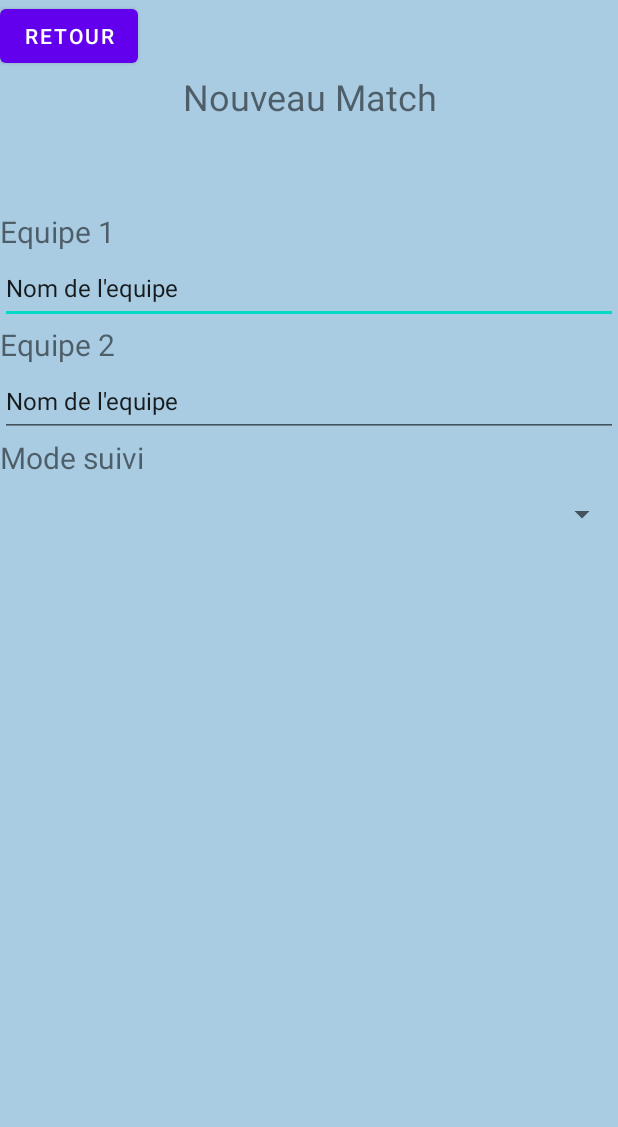
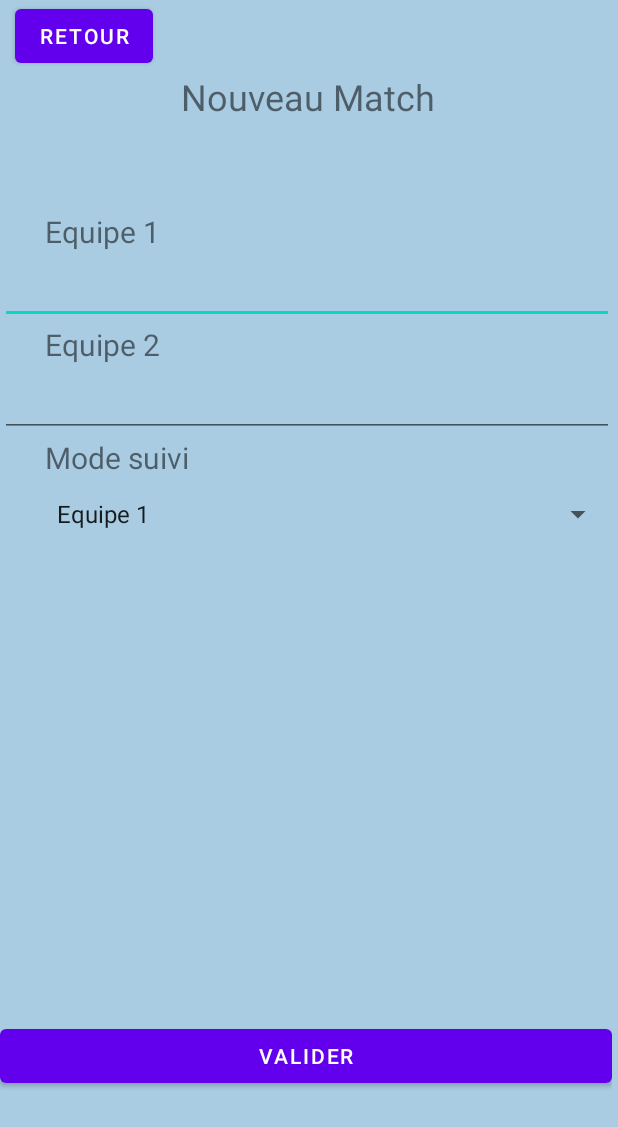
Before and after one commit to Kim-Rojas/programation_mobile, an Android app: the newMatch screen opened directly, with no data from a screen before it, on a phone screen of 412 x 824 dp. Shown: the top 1127 px of the screen. Run offline under Robolectric (Android 15) with nearby library versions, the phone set to English and light mode, and no system bars.

```diff
--- a/BasketBallTracer/app/src/main/java/ck/edu/basketballtracer/newMatch.java
+++ b/BasketBallTracer/app/src/main/java/ck/edu/basketballtracer/newMatch.java
@@ -3,20 +3,37 @@ package ck.edu.basketballtracer;
 import android.content.Intent;
 import android.os.Bundle;
 import android.view.View;
+import android.widget.ArrayAdapter;
+import android.widget.Spinner;
 
 import androidx.appcompat.app.AppCompatActivity;
 
 public class newMatch extends AppCompatActivity {
-
+    private Spinner spinnerModeSuivi;
     @Override
     protected void onCreate(Bundle savedInstanceState) {
         super.onCreate(savedInstanceState);
         setContentView(R.layout.new_match_constraint);
         getSupportActionBar().hide();
+        String[] equipes = new String[3];
+        equipes[0] = "Equipe 1";
+        equipes[1] = "Equipe 2";
+        equipes[2] = "Les deux";
+        this.spinnerModeSuivi = (Spinner) findViewById(R.id.modeSuiviBox);
+        ArrayAdapter<String> adapter = new ArrayAdapter<String>(this,
+                android.R.layout.simple_spinner_item,
+                equipes);
+
+        this.spinnerModeSuivi.setAdapter(adapter);
     }
 
     public void redirectMain(View view){
         Intent monIntent = new Intent(newMatch.this, MainActivity.class);
         startActivity(monIntent);
     }
+
+    public void redirectMatch(View view){
+        Intent monIntent = new Intent(newMatch.this, match.class);
+        startActivity(monIntent);
+    }
 }
--- a/BasketBallTracer/app/src/main/res/layout/new_match_constraint.xml
+++ b/BasketBallTracer/app/src/main/res/layout/new_match_constraint.xml
@@ -1,5 +1,6 @@
 <?xml version="1.0" encoding="utf-8"?>
 <androidx.constraintlayout.widget.ConstraintLayout xmlns:android="http://schemas.android.com/apk/res/android"
+    xmlns:app="http://schemas.android.com/apk/res-auto"
     xmlns:tools="http://schemas.android.com/tools"
     android:layout_width="match_parent"
     android:layout_height="match_parent"
@@ -11,6 +12,12 @@
         android:orientation="vertical">
 
         <LinearLayout
+            android:id="@+id/linearLayout"
+            android:layout_width="409dp"
+            android:layout_height="680dp"
+            android:orientation="vertical">
+
+            <LinearLayout
                 android:layout_width="match_parent"
                 android:layout_height="wrap_content"
                 android:orientation="horizontal">
@@ -19,6 +26,7 @@
                     android:id="@+id/buttonRetour"
                     android:layout_width="wrap_content"
                     android:layout_height="wrap_content"
+                    android:layout_marginLeft="10dp"
                     android:onClick="redirectMain"
                     android:text="Retour" />
 
@@ -37,6 +45,7 @@
                 android:id="@+id/equipe1"
                 android:layout_width="match_parent"
                 android:layout_height="wrap_content"
+                android:layout_marginLeft="30dp"
                 android:layout_marginTop="60dp"
                 android:text="Equipe 1"
                 android:textSize="20sp" />
@@ -48,15 +57,15 @@
                 android:ems="10"
                 android:inputType="textPersonName"
                 android:minHeight="48dp"
-            android:text="Nom de l'equipe"
                 android:textSize="16sp" />
 
             <TextView
                 android:id="@+id/equipe2"
                 android:layout_width="match_parent"
                 android:layout_height="wrap_content"
+                android:layout_marginLeft="30dp"
                 android:text="Equipe 2"
-            android:textSize="20sp"/>
+                android:textSize="20sp" />
 
             <EditText
                 android:id="@+id/textEquipe2"
@@ -65,22 +74,40 @@
                 android:ems="10"
                 android:inputType="textPersonName"
                 android:minHeight="48dp"
-            android:text="Nom de l'equipe"
                 android:textSize="16sp" />
 
             <TextView
                 android:id="@+id/modeSuivi"
                 android:layout_width="match_parent"
                 android:layout_height="wrap_content"
+                android:layout_marginLeft="30dp"
                 android:text="Mode suivi"
-            android:textSize="20sp"/>
+                android:textSize="20sp" />
 
             <Spinner
                 android:id="@+id/modeSuiviBox"
                 android:layout_width="match_parent"
                 android:layout_height="wrap_content"
+                android:layout_marginLeft="30dp"
                 android:minHeight="48dp"
                 tools:ignore="SpeakableTextPresentCheck" />
 
         </LinearLayout>
+
+        <LinearLayout
+            android:layout_width="408dp"
+            android:layout_height="wrap_content"
+            android:orientation="vertical"
+            tools:ignore="MissingConstraints">
+
+            <Button
+                android:id="@+id/button2"
+                android:layout_width="match_parent"
+                android:layout_height="wrap_content"
+                android:onClick="redirectMatch"
+                android:text="Valider" />
+        </LinearLayout>
+
+    </LinearLayout>
+
 </androidx.constraintlayout.widget.ConstraintLayout>
--- a/BasketBallTracer/app/src/main/res/values/strings.xml
+++ b/BasketBallTracer/app/src/main/res/values/strings.xml
@@ -3,4 +3,6 @@
     <string name="titleBBT">BasketBall Tracer</string>
     <string name="newMatch">Nouveau Match</string>
     <string name="historical">Historique</string>
+    <string name="start">Lancer</string>
+    <string name="score">Score</string>
 </resources>
```
Also changed, not shown: BasketBallTracer/app/src/main/AndroidManifest.xml (+8 -0 lines), BasketBallTracer/app/src/main/java/ck/edu/basketballtracer/match.java (added, +23 -0 lines), BasketBallTracer/app/src/main/res/layout/match.xml (added, +46 -0 lines). Lines whose indentation alone changed are shown as unchanged.
